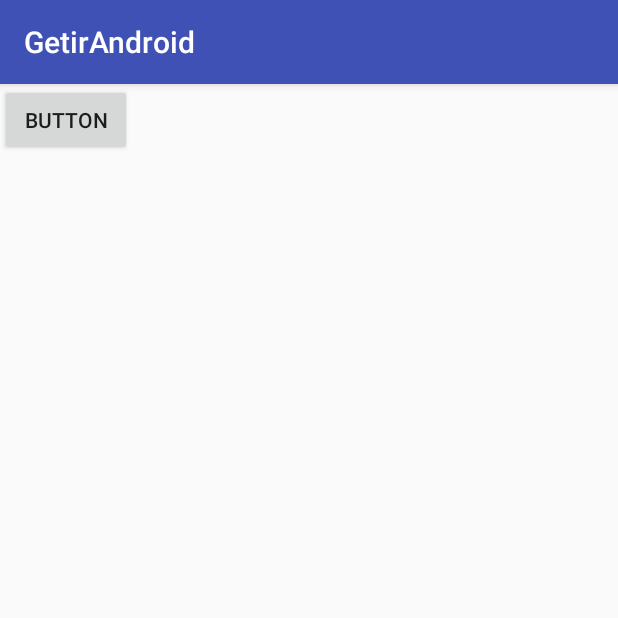
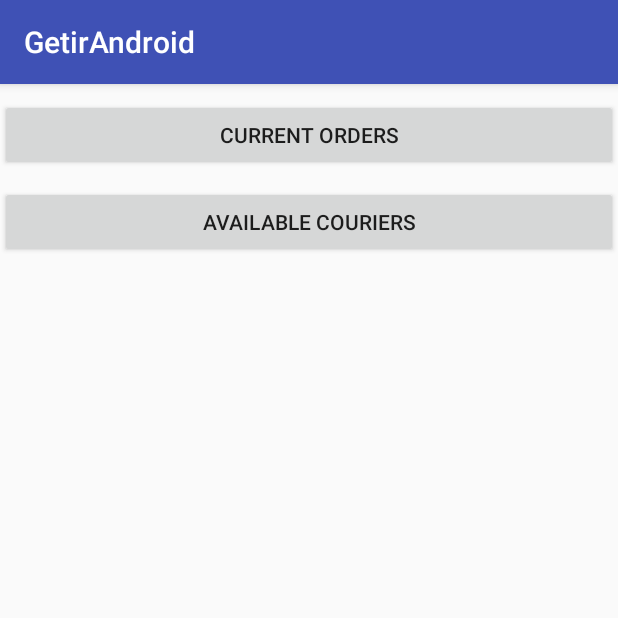
Before and after one commit to bounaykut/aba-android, an Android app: the screen it shows after launch (MainActivity), on a phone screen of 412 x 824 dp, the top half of it. Run offline under Robolectric (Android 15) with nearby library versions, the phone set to English and light mode, and no system bars.

```diff
--- a/app/src/main/res/layout/activity_main.xml
+++ b/app/src/main/res/layout/activity_main.xml
@@ -12,8 +12,19 @@
 
         <Button
             android:id="@+id/currentOrdersButton"
-            android:layout_width="wrap_content"
+            android:layout_width="match_parent"
             android:layout_height="wrap_content"
-            android:text="Button" />
+            android:layout_marginTop="10dp"
+            android:text="@string/currentOrder" />
+
+        <Button
+            android:id="@+id/availableCouriersButton"
+            android:layout_width="match_parent"
+            android:layout_height="wrap_content"
+            android:layout_below="@+id/currentOrdersButton"
+            android:layout_marginTop="10dp"
+            android:text="@string/availableCourier" />
+
+
     </RelativeLayout>
 </android.support.constraint.ConstraintLayout>
--- a/app/src/main/res/values/colors.xml
+++ b/app/src/main/res/values/colors.xml
@@ -3,4 +3,5 @@
     <color name="colorPrimary">#3F51B5</color>
     <color name="colorPrimaryDark">#303F9F</color>
     <color name="colorAccent">#FF4081</color>
+    <color name="colorCurrent">#daffc340</color>
 </resources>
--- a/app/src/main/res/values/strings.xml
+++ b/app/src/main/res/values/strings.xml
@@ -1,4 +1,5 @@
 <resources>
     <string name="app_name">GetirAndroid</string>
     <string name="currentOrder">Current Orders</string>
+    <string name="availableCourier">Avaılable Couriers</string>
 </resources>
```
Also changed, not shown: 1 other file.
